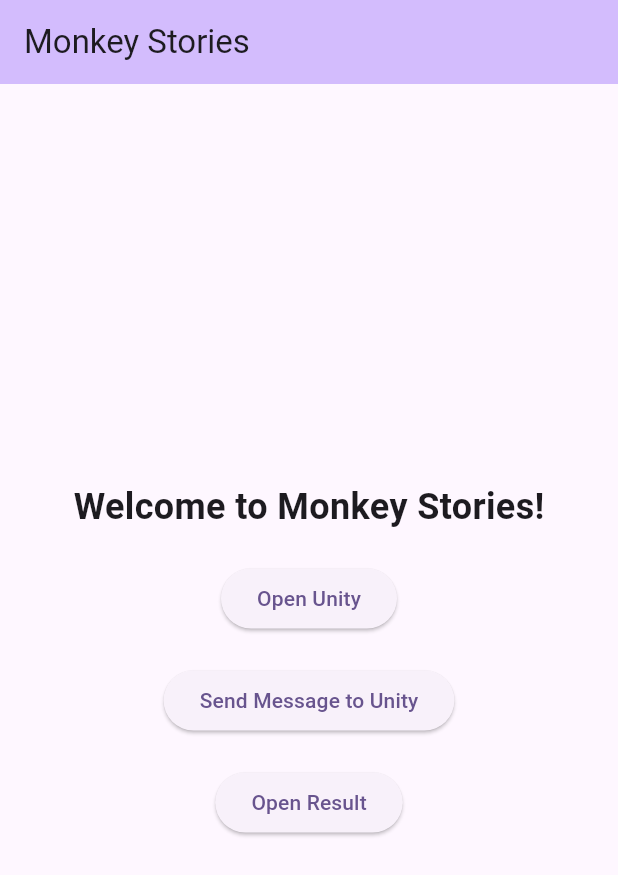
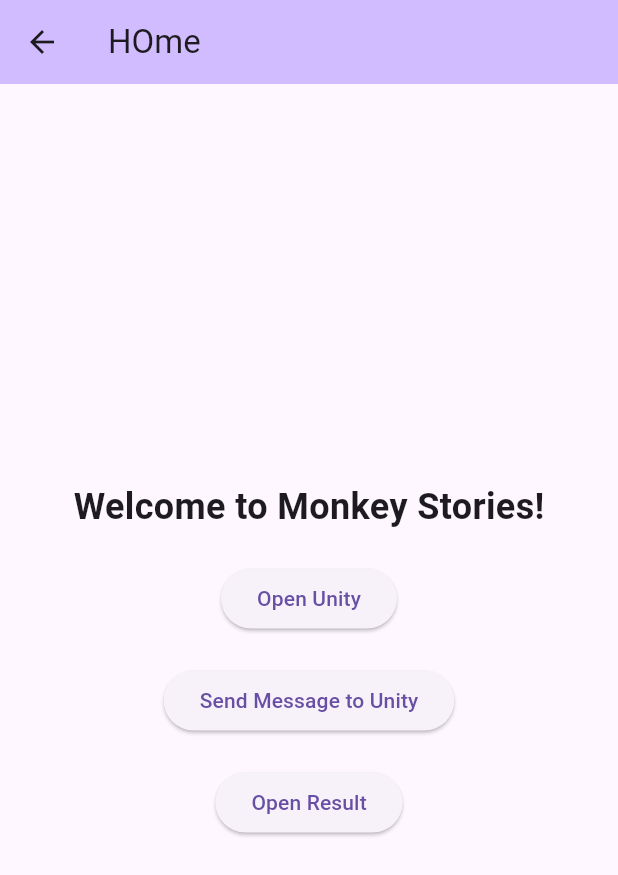
Before and after one commit to quoctruongpt/monkey_stories_fl, a Flutter app: the MyHomePage screen opened directly, on a phone screen of 412 x 824 dp. Shown: the top 875 px of the screen. Run offline on Flutter 3.47's test engine with Material 3 defaults, Android fonts, the phone set to English and light mode, and no system bars; our stand-ins replace flutter_bloc, go_router; missing offline and left inert: flutter_embed_unity.

Commit message:
add router

```diff
--- /dev/null
+++ b/lib/app/router.dart
@@ -0,0 +1,8 @@
+import 'package:go_router/go_router.dart';
+import 'package:monkey_stories/screens/home_screen.dart';
+
+final GoRouter router = GoRouter(
+  routes: <RouteBase>[
+    GoRoute(path: '/', builder: (context, state) => MyHomePage(title: "HOme")),
+  ],
+);
--- a/lib/screens/result_screen.dart
+++ b/lib/screens/result_screen.dart
@@ -1,6 +1,5 @@
 import 'package:flutter/material.dart';
 import 'package:flutter/services.dart';
-import 'package:monkey_stories/screens/home_screen.dart';
 
 class ResultScreen extends StatefulWidget {
   const ResultScreen({super.key});
@@ -23,12 +22,12 @@
       body: Center(
         child: ElevatedButton(
           onPressed: () {
-            Navigator.pushReplacement(
-              context,
-              MaterialPageRoute(
-                builder: (context) => const MyHomePage(title: 'Monkey Stories'),
-              ),
-            );
+            // Navigator.pushReplacement(
+            //   context,
+            //   MaterialPageRoute(
+            //     builder: (context) => const MyHomePage(title: 'Monkey Stories'),
+            //   ),
+            // );
           },
           child: const Text('Back to Home'),
         ),
--- a/pubspec.yaml
+++ b/pubspec.yaml
@@ -38,6 +38,7 @@
   flutter_bloc: ^9.1.0
   equatable: ^2.0.7
   logging: ^1.3.0
+  go_router: ^14.8.1
 
 dev_dependencies:
   flutter_test:
```
Also changed, not shown: lib/app/my_app.dart (+13 -8 lines), lib/screens/home_screen.dart (+4 -4 lines), pubspec.lock.
